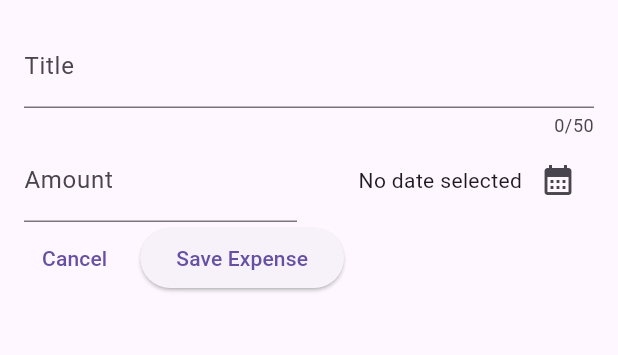
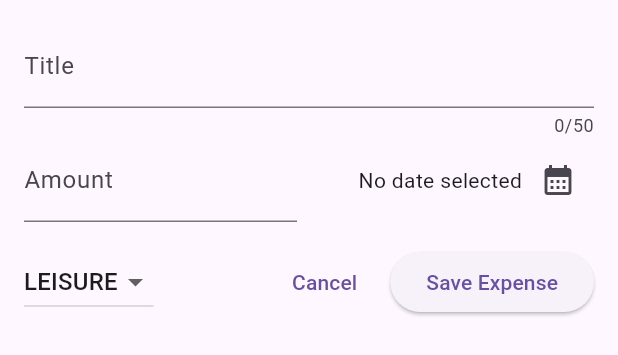
Before and after one commit to dyWe2216/flutter-expense-tracker, a Flutter app: the NewExpense widget shown alone on an empty page, opened directly, on a phone screen of 412 x 824 dp. Shown: the top 355 px of the screen. Run offline on Flutter 3.47's test engine with Material 2 defaults, Android fonts, the phone set to English and light mode, and no system bars.

Commit message:
feat: 카테고리 selector 추가

```diff
--- a/lib/widgets/new_expense.dart
+++ b/lib/widgets/new_expense.dart
@@ -14,6 +14,7 @@ class _NewExpenseState extends State<NewExpense> {
   final _titleController = TextEditingController();
   final _amountController = TextEditingController();
   DateTime? _selectedDate;
+  Category _selectedCategory = Category.leisure;
 
   void _presentDatePicker() async {
     final now = DateTime.now();
@@ -83,8 +84,30 @@ class _NewExpenseState extends State<NewExpense> {
                 ),
               ],
             ),
+            const SizedBox(
+              height: 16,
+            ),
             Row(
               children: [
+                DropdownButton(
+                  value: _selectedCategory,
+                  items: Category.values
+                      .map(
+                        (category) => DropdownMenuItem(
+                          value: category,
+                          child: Text(
+                            category.name.toUpperCase(),
+                          ),
+                        ),
+                      )
+                      .toList(),
+                  onChanged: (value) {
+                    if (value == null) return;
+
+                    setState(() => _selectedCategory = value);
+                  },
+                ),
+                const Spacer(),
                 TextButton(
                   onPressed: () {
                     Navigator.pop(context);
```
